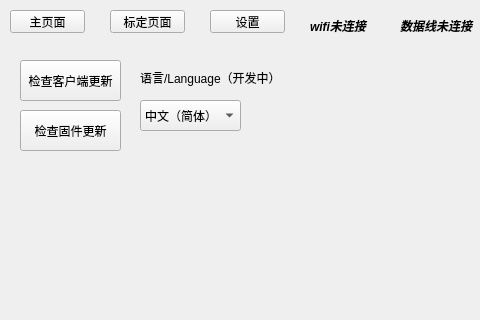
Qt form ui/main_window.ui (JellyfishKnight/paper_tracker) before a commit; both pictures show x 0 to 480 and y 0 to 320 of the 839 by 561 pixel window.
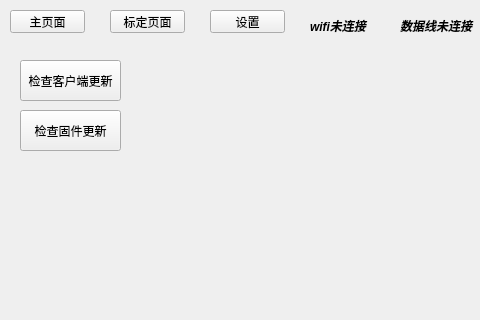
The same form after that commit. The open tabs and pages were chosen to show the change.

```diff
--- a/ui/main_window.ui
+++ b/ui/main_window.ui
@@ -892,39 +892,6 @@
       <string>检查固件更新</string>
      </property>
     </widget>
-    <widget class="QComboBox" name="LanguageBox">
-     <property name="geometry">
-      <rect>
-       <x>140</x>
-       <y>50</y>
-       <width>101</width>
-       <height>31</height>
-      </rect>
-     </property>
-     <item>
-      <property name="text">
-       <string>中文（简体）</string>
-      </property>
-     </item>
-     <item>
-      <property name="text">
-       <string>English</string>
-      </property>
-     </item>
-    </widget>
-    <widget class="QLabel" name="label_20">
-     <property name="geometry">
-      <rect>
-       <x>140</x>
-       <y>20</y>
-       <width>181</width>
-       <height>16</height>
-      </rect>
-     </property>
-     <property name="text">
-      <string>语言/Language（开发中）</string>
-     </property>
-    </widget>
    </widget>
   </widget>
   <widget class="QPushButton" name="MainPageButton">
```
Left out of the diff: 4 changed lines with no effect on the pictures.
